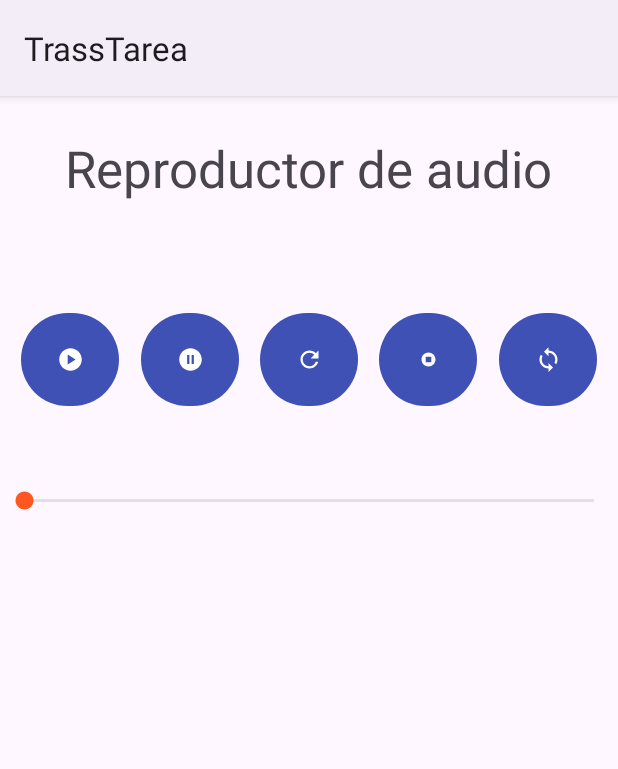
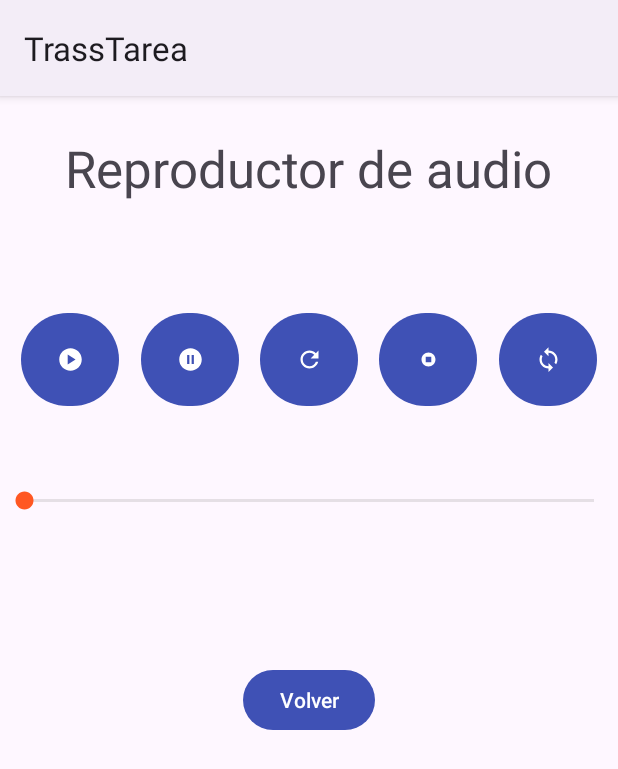
Before and after one commit to JulioAlberto89/TrassTarea3Multimedia, an Android app: the ReproducirAudioActivity screen opened directly, with no data from a screen before it, on a phone screen of 412 x 824 dp. Shown: the top 769 px of the screen. Run offline under Robolectric (Android 15) with nearby library versions, the phone set to English and light mode, and no system bars.

```diff
--- a/app/src/main/java/iestrassierra/jlcamunas/trasstarea/actividades/ReproducirAudioActivity.java
+++ b/app/src/main/java/iestrassierra/jlcamunas/trasstarea/actividades/ReproducirAudioActivity.java
@@ -2,6 +2,7 @@ package iestrassierra.jlcamunas.trasstarea.actividades;
 
 import androidx.appcompat.app.AppCompatActivity;
 
+import android.content.Intent;
 import android.net.Uri;
 import android.os.Bundle;
 
@@ -22,7 +23,7 @@ public class ReproducirAudioActivity extends AppCompatActivity {
     private boolean bucle = false;
     private int posicion = 0;
 
-    private Button play, pause, resume, stop, loop;
+    private Button play, pause, resume, stop, loop, volver;
     private SeekBar seekBar;
 
     @Override
@@ -39,6 +40,15 @@ public class ReproducirAudioActivity extends AppCompatActivity {
         stop = findViewById(R.id.btn_parar);
         loop = findViewById(R.id.btn_bucle);
         seekBar = findViewById(R.id.seekBar);
+        volver = findViewById(R.id.btnVolver);
+        volver.setOnClickListener(new View.OnClickListener() {
+            @Override
+            public void onClick(View v) {
+                // Crear un intent para ir a la actividad destino
+                Intent intent = new Intent(ReproducirAudioActivity.this, ListadoTareasActivity.class);
+                startActivity(intent);
+            }
+        });
         play.setOnClickListener(new View.OnClickListener() {
             @Override
             public void onClick(View v) {
--- a/app/src/main/res/layout/activity_reproducir_audio.xml
+++ b/app/src/main/res/layout/activity_reproducir_audio.xml
@@ -79,4 +79,14 @@
         app:layout_constraintStart_toStartOf="parent"
         app:layout_constraintTop_toBottomOf="@+id/btn_reanudar" />
 
+    <Button
+        android:id="@+id/btnVolver"
+        android:layout_width="wrap_content"
+        android:layout_height="wrap_content"
+        android:layout_marginTop="100dp"
+        android:text="Volver"
+        app:layout_constraintEnd_toEndOf="parent"
+        app:layout_constraintStart_toStartOf="parent"
+        app:layout_constraintTop_toBottomOf="@+id/seekBar" />
+
 </androidx.constraintlayout.widget.ConstraintLayout>
```
